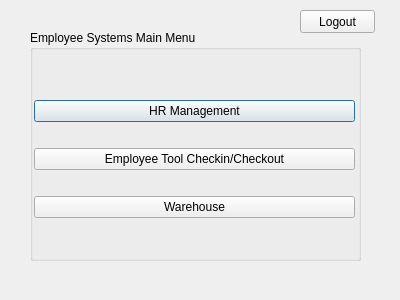
Old version of the form Login/employeemainmenu.ui in the repository erynjohn/Employee-Database.
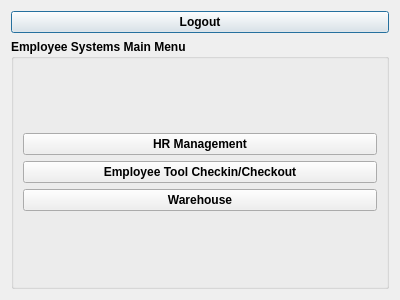
New version of the form.

Commit message: Layout mod

Patch:
```diff
--- a/Login/employeemainmenu.ui
+++ b/Login/employeemainmenu.ui
@@ -13,30 +13,48 @@
   <property name="windowTitle">
    <string>Dialog</string>
   </property>
+  <property name="styleSheet">
+   <string notr="true"/>
+  </property>
+  <layout class="QVBoxLayout" name="verticalLayout_2">
+   <item>
+    <widget class="QPushButton" name="pushButton_logout">
+     <property name="font">
+      <font>
+       <pointsize>9</pointsize>
+       <weight>75</weight>
+       <bold>true</bold>
+      </font>
+     </property>
+     <property name="text">
+      <string>Logout</string>
+     </property>
+    </widget>
+   </item>
+   <item>
   <widget class="QGroupBox" name="groupBox">
-   <property name="geometry">
-    <rect>
-     <x>30</x>
-     <y>30</y>
-     <width>331</width>
-     <height>231</height>
-    </rect>
+     <property name="font">
+      <font>
+       <pointsize>9</pointsize>
+       <weight>75</weight>
+       <bold>true</bold>
+      </font>
    </property>
    <property name="title">
     <string>Employee Systems Main Menu</string>
    </property>
-   <widget class="QWidget" name="layoutWidget">
-    <property name="geometry">
-     <rect>
-      <x>4</x>
-      <y>50</y>
-      <width>321</width>
-      <height>161</height>
-     </rect>
-    </property>
+     <layout class="QGridLayout" name="gridLayout">
+      <item row="0" column="0">
     <layout class="QVBoxLayout" name="verticalLayout">
      <item>
       <widget class="QPushButton" name="pushButton_HR">
+          <property name="font">
+           <font>
+            <pointsize>9</pointsize>
+            <weight>75</weight>
+            <bold>true</bold>
+           </font>
+          </property>
        <property name="text">
         <string>HR Management</string>
        </property>
@@ -44,6 +62,13 @@
      </item>
      <item>
       <widget class="QPushButton" name="pushButton_Tools">
+          <property name="font">
+           <font>
+            <pointsize>9</pointsize>
+            <weight>75</weight>
+            <bold>true</bold>
+           </font>
+          </property>
        <property name="text">
         <string>Employee Tool Checkin/Checkout</string>
        </property>
@@ -51,27 +76,24 @@
      </item>
      <item>
       <widget class="QPushButton" name="pushButton_warehouse">
+          <property name="font">
+           <font>
+            <pointsize>9</pointsize>
+            <weight>75</weight>
+            <bold>true</bold>
+           </font>
+          </property>
        <property name="text">
         <string>Warehouse</string>
        </property>
       </widget>
      </item>
     </layout>
-   </widget>
-  </widget>
-  <widget class="QPushButton" name="pushButton_logout">
-   <property name="geometry">
-    <rect>
-     <x>300</x>
-     <y>10</y>
-     <width>75</width>
-     <height>23</height>
-    </rect>
-   </property>
-   <property name="text">
-    <string>Logout</string>
-   </property>
-  </widget>
+      </item>
+     </layout>
+    </widget>
+   </item>
+  </layout>
  </widget>
  <resources/>
  <connections/>
```
Lines whose indentation alone changed are shown as unchanged. The commit also changes 5 other files.
